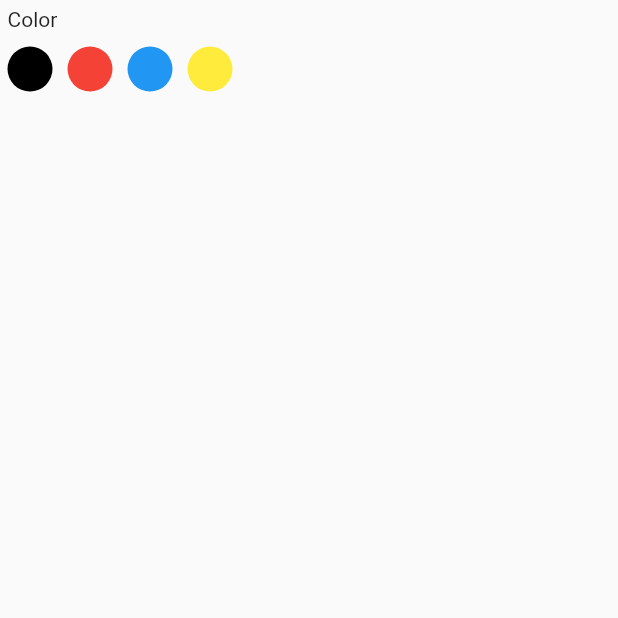
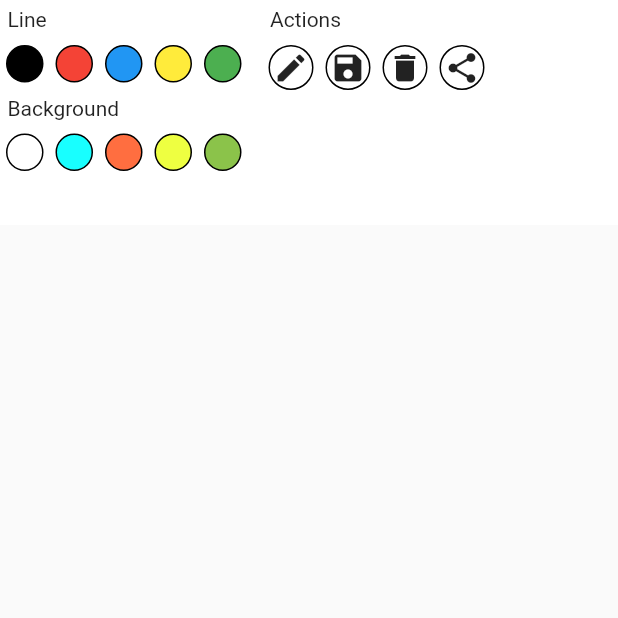
Before and after one commit to hydev777/kids_drawing_app, a Flutter app: the screen it shows after launch, on a phone screen of 412 x 824 dp, the top half of it. Run offline on Flutter 3.47's test engine with Material 2 defaults, Android fonts, the phone set to English and light mode, and no system bars.

Commit message:
adding actions and colors

```diff
--- a/lib/main.dart
+++ b/lib/main.dart
@@ -1,8 +1,10 @@
 import 'dart:ui';
 
 import 'package:flutter/material.dart';
+import 'package:provider/provider.dart';
 
 import './screens/drawer_panel/drawing_panel.dart';
+import './provider/drawer_panel.dart';
 
 void main() {
   runApp(const MyApp());
@@ -14,9 +16,16 @@ class MyApp extends StatelessWidget {
   // This widget is the root of your application.
   @override
   Widget build(BuildContext context) {
-    return const MaterialApp(
-      debugShowCheckedModeBanner: false,
-      home: Panel(),
+    return MultiProvider(
+      providers: [
+        ChangeNotifierProvider(
+          create: (ctx) => DrawerPanel(),
+        )
+      ],
+      child: const MaterialApp(
+        debugShowCheckedModeBanner: false,
+        home: Panel(),
+      ),
     );
   }
 }
--- a/lib/provider/drawer_panel.dart
+++ b/lib/provider/drawer_panel.dart
@@ -22,12 +22,30 @@ class DrawerPanel with ChangeNotifier {
   int _lineColorSelected = 0;
   int _backgroundSelected = 0;
 
+  List<Offset> _points = [];
+
+  List<Offset> get points {
+    return _points;
+  }
+
+  List<Color>? get getBackgroundColors {
+    return _backgroundColors;
+  }
+
+  List<Color>? get getLineColors {
+    return _lineColors;
+  }
+
   Color get selectedLineColor {
     return _lineColors![_lineColorSelected];
   }
 
   Color get selectedBackgroundColor {
     return _backgroundColors![_backgroundSelected];
+  }
+
+  double? get lineSize {
+    return _lineSize;
   }
 
   set changeLineSize(double size) {
@@ -37,23 +55,31 @@ class DrawerPanel with ChangeNotifier {
 
   }
 
-  set changeLineColor(int index) {
+  set changeLineColor(Color color) {
 
-    if(index < _lineColors!.length) {
+    if(_lineColors!.contains(color)) {
+      int index = _lineColors!.indexOf(color);
       _lineColorSelected = index;
       notifyListeners();
     }
 
   }
 
-  set changeBackgroundColor(int index) {
+  set changeBackgroundColor(Color color) {
 
-    if(index < _backgroundColors!.length) {
+    if(_backgroundColors!.contains(color)) {
+      int index = _backgroundColors!.indexOf(color);
       _backgroundSelected = index;
       notifyListeners();
     }
 
   }
 
+  drawOnBoard(line) {
+
+    _points.add(line);
+    notifyListeners();
+
+  }
 
 }
--- a/lib/screens/drawer_panel/drawing_panel.dart
+++ b/lib/screens/drawer_panel/drawing_panel.dart
@@ -1,65 +1,177 @@
 import 'dart:ui';
 
 import 'package:flutter/material.dart';
+import 'package:provider/provider.dart';
+
+import '../../provider/drawer_panel.dart';
 
 class Panel extends StatelessWidget {
   const Panel({Key? key}) : super(key: key);
 
   @override
   Widget build(BuildContext context) {
+
+    List<Color>? lineColors = Provider.of<DrawerPanel>(context).getLineColors;
+    List<Color>? backgroundColor = Provider.of<DrawerPanel>(context).getBackgroundColors;
+    final panelActions = Provider.of<DrawerPanel>(context);
+
     return Scaffold(
       body: Column(
           children: [
             Container(
               height: 150,
               width: double.infinity,
-              child: Column(
+              decoration: const BoxDecoration(
+                color: Colors.white
+              ),
+              child: Row(
+                children: [
+                  Column(
+                    children: [
+                      Column(
                         crossAxisAlignment: CrossAxisAlignment.start,
                         children: [
                           const Padding(
                             padding: EdgeInsets.symmetric(vertical: 5, horizontal: 5),
-                    child: Text('Color'),
+                            child: Text('Line'),
                           ),
                           Row(
                             children: [
-                      Container(
-                        decoration: const BoxDecoration(
+
+                              ...lineColors!.map((color) {
+
+                                return GestureDetector(
+                                  onTap: () {
+                                    panelActions.changeLineColor = color;
+                                  },
+                                  child: Container(
+                                    decoration: BoxDecoration(
                                         shape: BoxShape.circle,
-                            color: Colors.black
+                                        color: color,
+                                        border: Border.all(color: Colors.black)
                                     ),
-                        margin: const EdgeInsets.all(5),
+                                    margin: const EdgeInsets.all(4),
+                                    height: 25,
+                                    width: 25,
+                                  ),
+                                );
+
+                              }).toList(),
+
+                            ],
+                          ),
+                        ],
+                      ),
+                      Column(
+                        crossAxisAlignment: CrossAxisAlignment.start,
+                        children: [
+                          const Padding(
+                            padding: EdgeInsets.symmetric(vertical: 5, horizontal: 5),
+                            child: Text('Background'),
+                          ),
+                          Row(
+                            children: [
+
+                              ...backgroundColor!.map((color) {
+
+                                return GestureDetector(
+                                  onTap: () {
+                                    panelActions.changeBackgroundColor = color;
+                                  },
+                                  child: Container(
+                                    decoration: BoxDecoration(
+                                        shape: BoxShape.circle,
+                                        color: color,
+                                        border: Border.all(color: Colors.black)
+                                    ),
+                                    margin: const EdgeInsets.all(4),
+                                    height: 25,
+                                    width: 25,
+                                  ),
+                                );
+
+                              }).toList(),
+
+                            ],
+                          ),
+                        ],
+                      ),
+                    ],
+                  ),
+                  const SizedBox(width: 10),
+                  Column(
+                    children: [
+                      Column(
+                        crossAxisAlignment: CrossAxisAlignment.start,
+                        children: [
+                          const Padding(
+                            padding: EdgeInsets.symmetric(vertical: 5, horizontal: 5),
+                            child: Text('Actions'),
+                          ),
+                          Row(
+                            children: [
+                              GestureDetector(
+                                onTap: () {
+                                },
+                                child: Container(
+                                  decoration: BoxDecoration(
+                                      shape: BoxShape.circle,
+                                      border: Border.all(color: Colors.black)
+                                  ),
+                                  margin: const EdgeInsets.all(4),
                                   height: 30,
                                   width: 30,
+                                  child: const Icon(Icons.create),
                                 ),
-                      Container(
-                        decoration: const BoxDecoration(
+                              ),
+                              GestureDetector(
+                                onTap: () {
+                                },
+                                child: Container(
+                                  decoration: BoxDecoration(
                                       shape: BoxShape.circle,
-                            color: Colors.red
+                                      border: Border.all(color: Colors.black)
                                   ),
-                        margin: const EdgeInsets.all(5),
+                                  margin: const EdgeInsets.all(4),
                                   height: 30,
                                   width: 30,
+                                  child: const Icon(Icons.save),
                                 ),
-                      Container(
-                        decoration: const BoxDecoration(
+                              ),
+                              GestureDetector(
+                                onTap: () {
+                                },
+                                child: Container(
+                                  decoration: BoxDecoration(
                                       shape: BoxShape.circle,
-                            color: Colors.blue
+                                      border: Border.all(color: Colors.black)
                                   ),
-                        margin: const EdgeInsets.all(5),
+                                  margin: const EdgeInsets.all(4),
                                   height: 30,
                                   width: 30,
+                                  child: const Icon(Icons.delete),
                                 ),
-                      Container(
-                        decoration: const BoxDecoration(
+                              ),
+                              GestureDetector(
+                                onTap: () {
+                                },
+                                child: Container(
+                                  decoration: BoxDecoration(
                                       shape: BoxShape.circle,
-                            color: Colors.yellow
+                                      border: Border.all(color: Colors.black)
                                   ),
-                        margin: const EdgeInsets.all(5),
+                                  margin: const EdgeInsets.all(4),
                                   height: 30,
                                   width: 30,
+                                  child: const Icon(Icons.share),
+                                ),
+                              ),
+                            ],
                           )
                         ],
-                  ),
+                      )
+                    ],
+                  )
                 ],
               ),
             ),
@@ -82,36 +194,45 @@ class Draw extends StatefulWidget {
 }
 
 class _DrawState extends State<Draw> {
-  List<Offset> points = [];
+  // List<Offset> points = [];
   Offset? pencil = Offset(0, 0);
 
-  drawOnBoard(line) {
-
-    setState(() {
-      points.add(line);
-    });
-
-    setState(() {
-      pencil = line;
-    });
-
-  }
+  // drawOnBoard(line) {
+  //
+  //   setState(() {
+  //     points.add(line);
+  //   });
+  //
+  //   setState(() {
+  //     pencil = line;
+  //   });
+  //
+  // }
 
   @override
   Widget build(BuildContext context) {
+
+    Color selectedLineColor = Provider.of<DrawerPanel>(context).selectedLineColor;
+    Color selectedBackgroundColor = Provider.of<DrawerPanel>(context).selectedBackgroundColor;
+    double? lineSize = Provider.of<DrawerPanel>(context).lineSize;
+    List<Offset> points = Provider.of<DrawerPanel>(context).points;
+    final drawActions = Provider.of<DrawerPanel>(context);
+
     return GestureDetector(
       onPanStart: (details) {
 
-        drawOnBoard(details.localPosition);
+        drawActions.drawOnBoard(details.localPosition);
+        // drawOnBoard();
 
       },
       onPanUpdate: (details) {
 
-        drawOnBoard(details.localPosition);
+        drawActions.drawOnBoard(details.localPosition);
+        // drawOnBoard(details.localPosition);
 
       },
       child: CustomPaint(
-        painter: Board(pencil: pencil, points: points, backgroundColor: Colors.white, lineColor: Colors.black, lineSize: 5),
+        painter: Board(pencil: pencil, points: points, backgroundColor: selectedBackgroundColor, lineColor: selectedLineColor, lineSize: lineSize),
       ),
     );
   }
```
Lines whose indentation alone changed are shown as unchanged.
